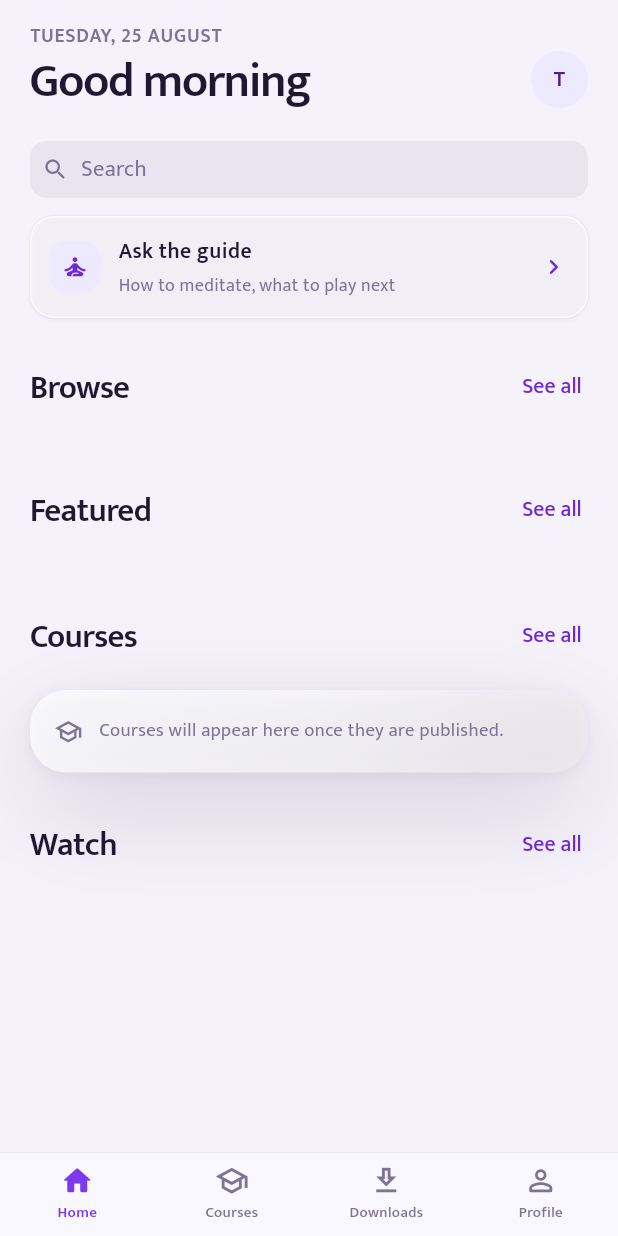
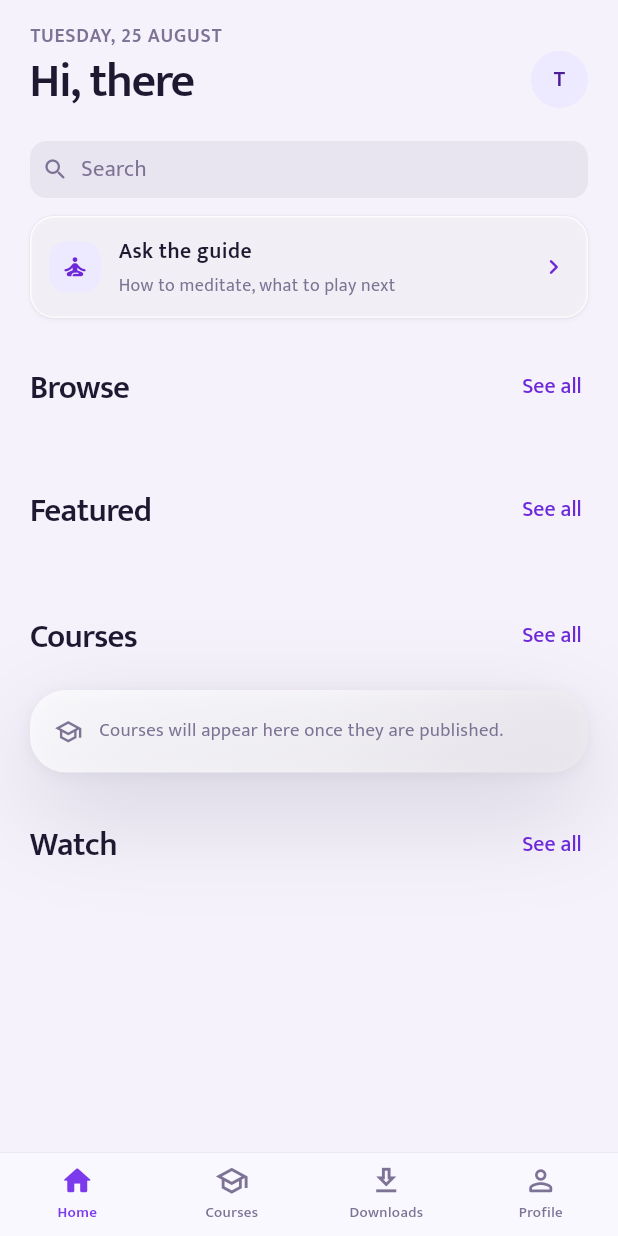
Before and after one commit to cyberking-coder/Rishi_app2, a Flutter app: the screen it shows once a user with an empty profile is signed in, on a phone screen of 412 x 824 dp. Run offline on Flutter 3.47's test engine with Material 3 defaults, Android fonts, the phone set to English and light mode, and no system bars; our stand-ins replace audio_service, device_info_plus, firebase_core, firebase_messaging, flutter_local_notifications, flutter_riverpod and 9 more; missing offline and left inert: pointycastle; accounts and stored records are empty; network calls fail.

Commit message:
Greet the person by name on Home, not the time of day
The header said "Good morning" — a greeting addressed to nobody, and
one that could be wrong: it is computed when the screen builds, so an
app left open from morning to evening went on insisting it was morning.
Now that the home providers are kept alive, that screen stays mounted
longer than it used to.

"Hi, <name>" is true whenever it is read, and it is addressed to
someone. The date stays as the eyebrow above it.

First name only. The headline is 32px and the room beside the avatar is
about 300pt — roughly eighteen characters — so "Hi, Priyanka Deshmukh"
would ellipsise to "Hi, Priyanka Deshm…", which is worse than either
the full name or just the first. Most display names are a first name
already, in which case nothing changes.

Falls back to the part of the email before the @, and then to "there",
which is what the avatar initial has always used.

```diff
--- a/mobile_app/lib/features/home/presentation/screens/home_screen.dart
+++ b/mobile_app/lib/features/home/presentation/screens/home_screen.dart
@@ -122,11 +122,17 @@ class _HomeScreenState extends ConsumerState<HomeScreen>
     }
   }
 
-  String _greeting() {
-    final h = DateTime.now().hour;
-    if (h < 12) return 'Good morning';
-    if (h < 17) return 'Good afternoon';
-    return 'Good evening';
+  /// First name only.
+  ///
+  /// The headline is 32px, and the room beside the avatar is about 300pt
+  /// — roughly eighteen characters. "Hi, Priyanka Deshmukh" does not fit
+  /// and would ellipsise into "Hi, Priyanka Deshm…", which is worse than
+  /// either the full name or the first one. A display name is also
+  /// frequently just the first name already, in which case this changes
+  /// nothing.
+  String _firstName(String full) {
+    final first = full.trim().split(RegExp(r'\s+')).first;
+    return first.isEmpty ? full.trim() : first;
   }
 
   /// "Sunday, 23 August" — the eyebrow above the greeting.
@@ -180,7 +186,7 @@ class _HomeScreenState extends ConsumerState<HomeScreen>
             _Header(
               username: username,
               eyebrow: _today(),
-              greeting: _greeting(),
+              displayName: _firstName(username),
               daysLeft: daysLeft,
               onProfile: () => context.go('/profile'),
             ),
@@ -246,16 +252,19 @@ class _HomeScreenState extends ConsumerState<HomeScreen>
 // ── Header ───────────────────────────────────────────────────────────
 
 class _Header extends StatelessWidget {
+  /// The full name, used for the avatar's initial.
   final String username;
   final String eyebrow;
-  final String greeting;
+
+  /// What the greeting says after "Hi," — the first name.
+  final String displayName;
   final int? daysLeft;
   final VoidCallback onProfile;
 
   const _Header({
     required this.username,
     required this.eyebrow,
-    required this.greeting,
+    required this.displayName,
     required this.onProfile,
     this.daysLeft,
   });
@@ -274,16 +283,17 @@ class _Header extends StatelessWidget {
                 child: Column(
                   crossAxisAlignment: CrossAxisAlignment.start,
                   children: [
-                    // The date is the eyebrow and the greeting is the
-                    // display line, which is the design's arrangement
-                    // and the opposite of what was here. The name moved
-                    // into the avatar: at 32px a long display name
-                    // ellipsised on nearly every phone, and a greeting
-                    // truncated mid-name is worse than no name at all.
+                    // The date is the eyebrow, the person is the display
+                    // line. This said "Good morning" for a while, which
+                    // greeted nobody in particular and could go stale:
+                    // it is computed when the screen builds, so an app
+                    // left open from morning to evening kept insisting
+                    // it was morning. A name is true whenever it is
+                    // read.
                     Text(eyebrow.toUpperCase(), style: AppTheme.label),
                     const SizedBox(height: 2),
                     Text(
-                      greeting,
+                      'Hi, $displayName',
                       maxLines: 1,
                       overflow: TextOverflow.ellipsis,
                       style: AppTheme.displayLarge,
```
